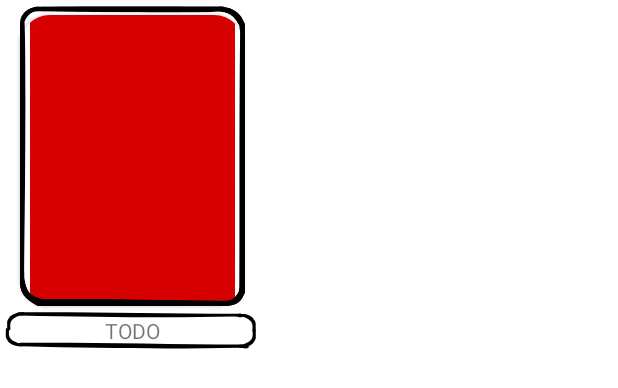
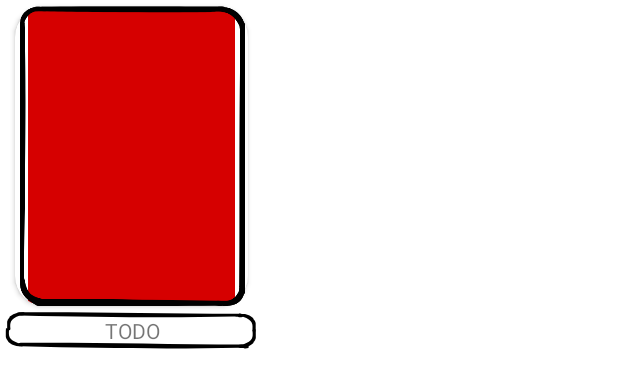
Before and after one commit to beautifuldaydreams/Planio, an Android app: the layout image_item_view.xml on its own in the app's theme, with its tools: preview values and no code run, on a phone screen of 412 x 824 dp. Shown: the top 388 px of the screen. Run offline under Robolectric (Android 15) with nearby library versions, the light colour scheme and no system bars; Roboto replaces fonts that are not available here.

Commit message:
UI minor adjustments left

```diff
--- a/camera/src/main/res/layout/fragment_camera.xml
+++ b/camera/src/main/res/layout/fragment_camera.xml
@@ -95,6 +95,7 @@
                     android:id="@+id/imageView4"
                     android:layout_width="345dp"
                     android:layout_height="440dp"
+                    android:scaleType="fitXY"
                     android:src="@drawable/ic_image_outline"
                     android:translationZ="5dp"
                     app:layout_constraintBottom_toBottomOf="@+id/cardView"
@@ -106,7 +107,7 @@
                     android:id="@+id/cardView"
                     android:layout_width="345dp"
                     android:layout_height="440dp"
-                    app:cardCornerRadius="20dp"
+                    app:cardCornerRadius="26dp"
                     app:cardElevation="0dp"
                     app:layout_constraintBottom_toBottomOf="@+id/cardView2"
                     app:layout_constraintEnd_toEndOf="parent"
--- a/camera/src/main/res/layout/plant_item_view.xml
+++ b/camera/src/main/res/layout/plant_item_view.xml
@@ -17,7 +17,7 @@
             android:id="@+id/imageView"
             android:layout_width="46dp"
             android:layout_height="48dp"
-            android:padding="3dp"
+            android:paddingTop="5dp"
             android:scaleType="fitCenter"
             app:imageFilePath="@{plantIndividual.plantFilePath}"
             app:layout_constraintBottom_toBottomOf="parent"
--- a/collection/src/main/res/layout/fragment_collection_individual.xml
+++ b/collection/src/main/res/layout/fragment_collection_individual.xml
@@ -35,7 +35,7 @@
             android:layout_width="240dp"
             android:layout_height="320dp"
             app:cardElevation="0dp"
-            app:cardCornerRadius="20dp"
+            app:cardCornerRadius="25dp"
             app:layout_constraintBottom_toBottomOf="@+id/imageView4"
             app:layout_constraintEnd_toEndOf="@+id/imageView4"
             app:layout_constraintStart_toStartOf="@+id/imageView4"
@@ -66,7 +66,7 @@
             app:layout_constraintEnd_toEndOf="parent"
             app:layout_constraintStart_toStartOf="parent"
             app:layout_constraintTop_toBottomOf="@+id/imageView4"
-            app:layout_constraintVertical_bias="0.32999998">
+            app:layout_constraintVertical_bias="0.20999998">
 
             <ImageView
                 android:layout_width="300dp"
@@ -135,7 +135,7 @@
             app:layout_constraintEnd_toEndOf="@+id/spinner"
             app:layout_constraintStart_toStartOf="@+id/spinner"
             app:layout_constraintTop_toTopOf="parent"
-            app:layout_constraintVertical_bias="0.07999998"
+            app:layout_constraintVertical_bias="0.04000002"
             app:srcCompat="@drawable/ic_save_button" />
 
         <ImageButton
--- a/collection/src/main/res/layout/image_item_view.xml
+++ b/collection/src/main/res/layout/image_item_view.xml
@@ -29,18 +29,19 @@
 
         <androidx.cardview.widget.CardView
             android:id="@+id/cardview"
-            android:layout_width="wrap_content"
-            android:layout_height="wrap_content"
+            android:layout_width="155dp"
+            android:layout_height="199dp"
             app:cardCornerRadius="20dp"
-            app:layout_constraintBottom_toTopOf="@+id/textView"
-            app:layout_constraintEnd_toEndOf="parent"
-            app:layout_constraintStart_toStartOf="parent"
+            app:layout_constraintBottom_toBottomOf="@+id/imageView3"
+            app:layout_constraintEnd_toEndOf="@+id/imageView3"
+            app:layout_constraintStart_toStartOf="@+id/imageView3"
             app:layout_constraintTop_toTopOf="@+id/imageView3">
 
             <ImageView
                 android:id="@+id/imageView"
                 android:layout_width="149dp"
-                android:layout_height="194dp"
+                android:layout_height="196dp"
+                android:layout_gravity="center"
                 android:contentDescription="@string/todo"
                 app:imageFilePath="@{plantIndividual.plantFilePath}"
                 app:layout_constraintBottom_toBottomOf="parent"
--- a/collection/src/main/res/layout/new_plant_popup.xml
+++ b/collection/src/main/res/layout/new_plant_popup.xml
@@ -64,6 +64,7 @@
             android:importantForAutofill="no"
             android:inputType="textPersonName"
             android:text="@string/name"
+            android:textColorHint="@color/transparent"
             app:layout_constraintBottom_toBottomOf="@+id/plant_name"
             app:layout_constraintEnd_toEndOf="parent"
             app:layout_constraintHorizontal_bias="0.32"
--- /dev/null
+++ b/collection/src/main/res/values/colour.xml
@@ -0,0 +1,5 @@
+<?xml version="1.0" encoding="utf-8"?>
+<resources>
+    <color name="background">#c0c0c0</color>
+    <color name="black">#00000</color>
+</resources>
```
